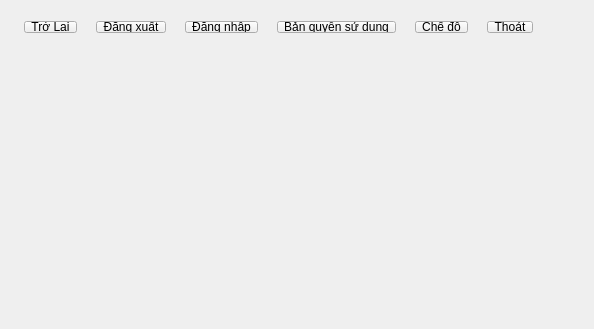
Above: ManageEmployee/Navbar.ui from PeZoi/Manage_Employee_App before the change. Below: the same form after it.
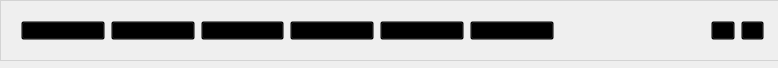
That is the form after the change. Icons and pictures are not drawn.

What changed in the file:
```diff
--- a/ManageEmployee/Navbar.ui
+++ b/ManageEmployee/Navbar.ui
@@ -6,93 +6,284 @@
    <rect>
     <x>0</x>
     <y>0</y>
-    <width>594</width>
-    <height>329</height>
+    <width>778</width>
+    <height>68</height>
    </rect>
   </property>
   <property name="windowTitle">
    <string>Navbar</string>
   </property>
-  <widget class="QWidget" name="horizontalLayoutWidget">
+  <widget class="QFrame" name="frame">
    <property name="geometry">
     <rect>
      <x>0</x>
-     <y>10</y>
-     <width>562</width>
-     <height>34</height>
+     <y>0</y>
+     <width>781</width>
+     <height>61</height>
     </rect>
    </property>
-   <layout class="QHBoxLayout" name="horizontalLayout">
-    <item>
-     <widget class="QToolButton" name="back">
-      <property name="styleSheet">
-       <string notr="true">height: 25px</string>
-      </property>
-      <property name="text">
-       <string>Trở Lại</string>
-      </property>
-      <property name="autoRaise">
-       <bool>false</bool>
-      </property>
-     </widget>
-    </item>
-    <item>
-     <widget class="QToolButton" name="logout">
-      <property name="styleSheet">
-       <string notr="true">height: 25px</string>
-      </property>
-      <property name="text">
-       <string>Đăng xuất</string>
-      </property>
-      <property name="autoRaise">
-       <bool>false</bool>
-      </property>
-     </widget>
-    </item>
-    <item>
-     <widget class="QToolButton" name="login">
-      <property name="styleSheet">
-       <string notr="true">height: 25px</string>
-      </property>
-      <property name="text">
-       <string>Đăng nhập</string>
-      </property>
-      <property name="autoRaise">
-       <bool>false</bool>
-      </property>
-     </widget>
-    </item>
-    <item>
-     <widget class="QToolButton" name="copyright">
-      <property name="styleSheet">
-       <string notr="true">height: 25px</string>
-      </property>
-      <property name="text">
-       <string>Bản quyền sử dụng</string>
-      </property>
-     </widget>
-    </item>
-    <item>
-     <widget class="QToolButton" name="mode">
-      <property name="styleSheet">
-       <string notr="true">height: 25px</string>
-      </property>
-      <property name="text">
-       <string>Chế độ</string>
-      </property>
-     </widget>
-    </item>
-    <item>
-     <widget class="QToolButton" name="exit">
-      <property name="styleSheet">
-       <string notr="true">height: 25px</string>
-      </property>
-      <property name="text">
-       <string>Thoát</string>
-      </property>
-     </widget>
-    </item>
-   </layout>
+   <property name="styleSheet">
+    <string notr="true">QFrame {
+	border: 1px solid lightgray;
+	background: #efefef;
+}
+
+QPushButton {
+	text-align: center;
+	background: transparent;
+}
+
+QPushButton:hover {
+	margin-top: -2px;
+	margin-left: -2px;
+    border: 2px solid #aaa;
+	background: lightgray;
+}</string>
+   </property>
+   <property name="frameShape">
+    <enum>QFrame::StyledPanel</enum>
+   </property>
+   <property name="frameShadow">
+    <enum>QFrame::Raised</enum>
+   </property>
+   <widget class="QWidget" name="horizontalLayoutWidget">
+    <property name="geometry">
+     <rect>
+      <x>10</x>
+      <y>10</y>
+      <width>555</width>
+      <height>41</height>
+     </rect>
+    </property>
+    <layout class="QHBoxLayout" name="navbarLayout">
+     <item>
+      <widget class="QPushButton" name="back">
+       <property name="styleSheet">
+        <string notr="true">QPushButton {
+	text-align: center;
+	background: transparent;
+height: 25px;
+}
+
+QPushButton:hover {
+	margin-top: -2px;
+	margin-left: -2px;
+    border: 2px solid #aaa;
+	background: lightgray;
+}</string>
+       </property>
+       <property name="text">
+        <string>Back</string>
+       </property>
+       <property name="icon">
+        <iconset>
+         <normaloff>../icon/back.png</normaloff>../icon/back.png</iconset>
+       </property>
+      </widget>
+     </item>
+     <item>
+      <widget class="QPushButton" name="logout">
+       <property name="styleSheet">
+        <string notr="true">QPushButton {
+	text-align: center;
+	background: transparent;
+height: 25px;
+}
+
+QPushButton:hover {
+	margin-top: -2px;
+	margin-left: -2px;
+    border: 2px solid #aaa;
+	background: lightgray;
+}</string>
+       </property>
+       <property name="text">
+        <string>Logout</string>
+       </property>
+       <property name="icon">
+        <iconset>
+         <normaloff>../icon/logout.png</normaloff>../icon/logout.png</iconset>
+       </property>
+      </widget>
+     </item>
+     <item>
+      <widget class="QPushButton" name="login">
+       <property name="styleSheet">
+        <string notr="true">QPushButton {
+	text-align: center;
+	background: transparent;
+height: 25px;
+}
+
+QPushButton:hover {
+	margin-top: -2px;
+	margin-left: -2px;
+    border: 2px solid #aaa;
+	background: lightgray;
+}</string>
+       </property>
+       <property name="text">
+        <string>Login</string>
+       </property>
+       <property name="icon">
+        <iconset>
+         <normaloff>../icon/login.png</normaloff>../icon/login.png</iconset>
+       </property>
+      </widget>
+     </item>
+     <item>
+      <widget class="QPushButton" name="copyright">
+       <property name="styleSheet">
+        <string notr="true">QPushButton {
+	text-align: center;
+	background: transparent;
+height: 25px;
+}
+
+QPushButton:hover {
+	margin-top: -2px;
+	margin-left: -2px;
+    border: 2px solid #aaa;
+	background: lightgray;
+}</string>
+       </property>
+       <property name="text">
+        <string>License</string>
+       </property>
+       <property name="icon">
+        <iconset>
+         <normaloff>../icon/lisence.png</normaloff>../icon/lisence.png</iconset>
+       </property>
+      </widget>
+     </item>
+     <item>
+      <widget class="QPushButton" name="mode">
+       <property name="styleSheet">
+        <string notr="true">QPushButton {
+	text-align: center;
+	background: transparent;
+height: 25px;
+}
+
+QPushButton:hover {
+	margin-top: -2px;
+	margin-left: -2px;
+    border: 2px solid #aaa;
+	background: lightgray;
+}</string>
+       </property>
+       <property name="text">
+        <string>Mode</string>
+       </property>
+       <property name="icon">
+        <iconset>
+         <normaloff>../icon/mode.png</normaloff>../icon/mode.png</iconset>
+       </property>
+      </widget>
+     </item>
+     <item>
+      <widget class="QPushButton" name="exit">
+       <property name="styleSheet">
+        <string notr="true">QPushButton {
+	text-align: center;
+	background: transparent;
+height: 25px;
+}
+
+QPushButton:hover {
+	margin-top: -2px;
+	margin-left: -2px;
+    border: 2px solid #aaa;
+	background: lightgray;
+}</string>
+       </property>
+       <property name="text">
+        <string>Exit</string>
+       </property>
+       <property name="icon">
+        <iconset>
+         <normaloff>../icon/exit.png</normaloff>../icon/exit.png</iconset>
+       </property>
+      </widget>
+     </item>
+    </layout>
+   </widget>
+   <widget class="QWidget" name="horizontalLayoutWidget_2">
+    <property name="geometry">
+     <rect>
+      <x>700</x>
+      <y>10</y>
+      <width>75</width>
+      <height>41</height>
+     </rect>
+    </property>
+    <layout class="QHBoxLayout" name="horizontalLayout">
+     <item>
+      <widget class="QPushButton" name="questionButton">
+       <property name="styleSheet">
+        <string notr="true">QPushButton {
+	text-align: center;
+	background: transparent;
+height: 25px;
+width: 15px
+}
+
+QPushButton:hover {
+	margin-top: -2px;
+	margin-left: -2px;
+    border: 2px solid #aaa;
+	background: lightgray;
+}</string>
+       </property>
+       <property name="text">
+        <string/>
+       </property>
+       <property name="icon">
+        <iconset>
+         <normaloff>../icon/information.png</normaloff>../icon/information.png</iconset>
+       </property>
+       <property name="iconSize">
+        <size>
+         <width>20</width>
+         <height>20</height>
+        </size>
+       </property>
+      </widget>
+     </item>
+     <item>
+      <widget class="QPushButton" name="informationButton">
+       <property name="styleSheet">
+        <string notr="true">QPushButton {
+	text-align: center;
+	background: transparent;
+height: 25px;
+width: 15px
+}
+
+QPushButton:hover {
+	margin-top: -2px;
+	margin-left: -2px;
+    border: 2px solid #aaa;
+	background: lightgray;
+}</string>
+       </property>
+       <property name="text">
+        <string/>
+       </property>
+       <property name="icon">
+        <iconset>
+         <normaloff>../icon/question-mark.png</normaloff>../icon/question-mark.png</iconset>
+       </property>
+       <property name="iconSize">
+        <size>
+         <width>20</width>
+         <height>20</height>
+        </size>
+       </property>
+      </widget>
+     </item>
+    </layout>
+   </widget>
   </widget>
  </widget>
  <layoutdefault spacing="6" margin="11"/>
```
